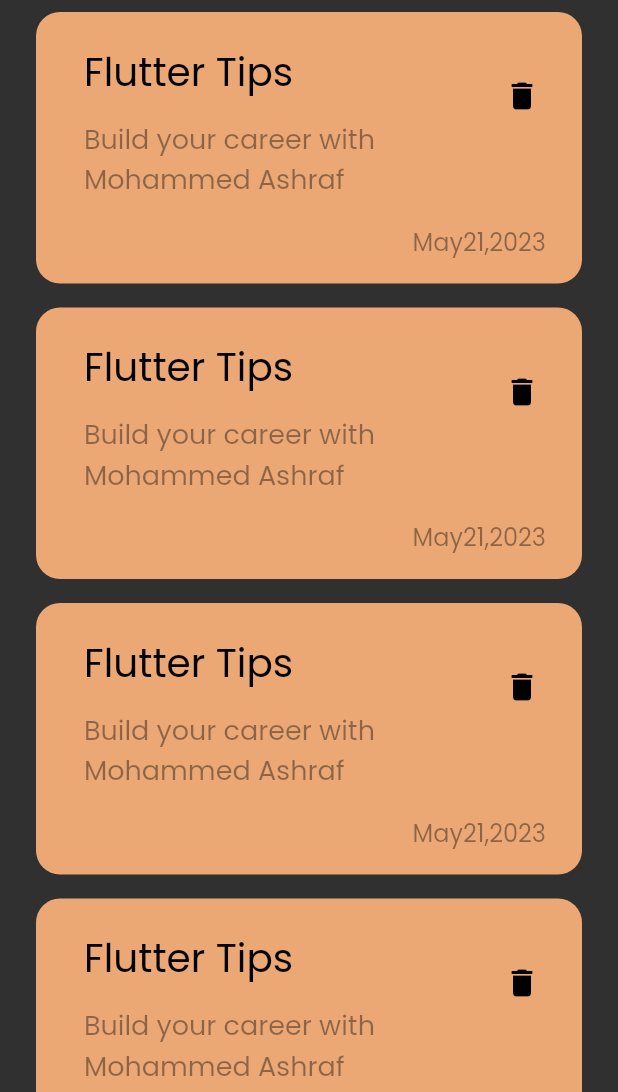
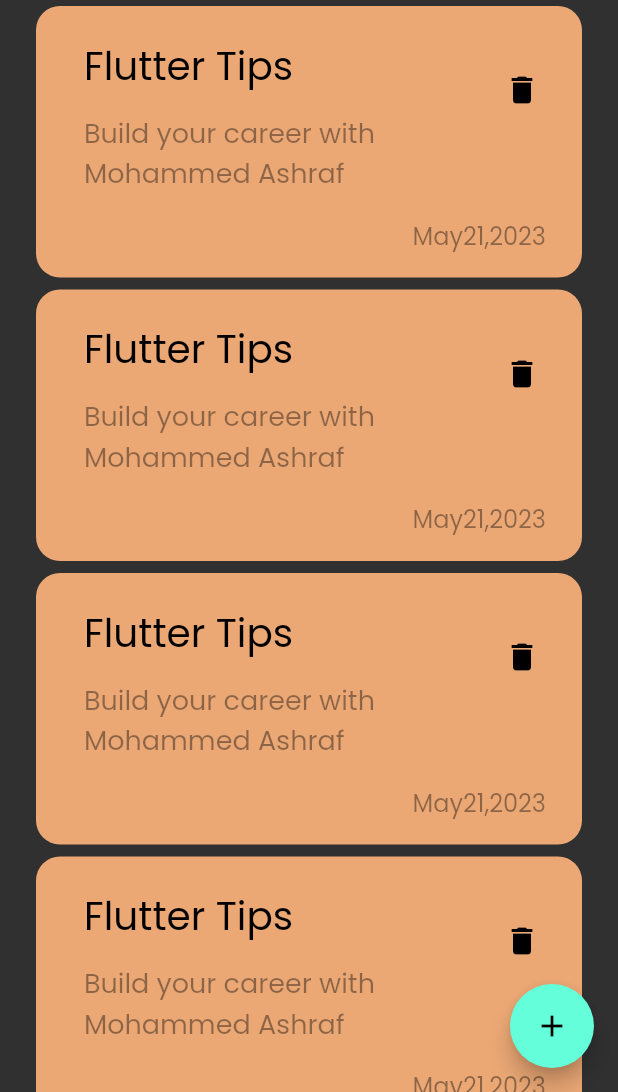
Before and after one commit to ENGMOHAMMADQQQ/notes_app, a Flutter app: the screen it shows after launch, on a phone screen of 412 x 824 dp, the part 144-1236 px from its top. Run offline on Flutter 3.47's test engine with Material 2 defaults, Android fonts, the phone set to English and light mode, and no system bars.

Commit message:
Add floating Action Button

```diff
--- a/lib/views/notes_view.dart
+++ b/lib/views/notes_view.dart
@@ -6,8 +6,9 @@ class NotesView extends StatelessWidget {
 
   @override
   Widget build(BuildContext context) {
-    return const Scaffold(
-      body: NotesViewBody(),
+    return  Scaffold(
+      floatingActionButton: FloatingActionButton(onPressed: (){} ,child:const Icon(Icons.add),),
+      body:const NotesViewBody(),
     );
   }
 }
--- a/lib/widgets/notes_listview.dart
+++ b/lib/widgets/notes_listview.dart
@@ -10,7 +10,7 @@ class NotesListView extends StatelessWidget {
       itemCount: 10,
       itemBuilder: (context, index) {
       return const Padding(
-          padding: EdgeInsets.symmetric(vertical: 8),
+          padding: EdgeInsets.symmetric(vertical: 4),
           child: NotesItems(),
         );
       },
--- a/lib/widgets/notes_view_body.dart
+++ b/lib/widgets/notes_view_body.dart
@@ -1,7 +1,8 @@
 import 'package:flutter/material.dart';
 import 'package:untitled3/widgets/custom_app_bar.dart';
 
-import 'custom_note_item.dart';
+
+import 'notes_listview.dart';
 
 class NotesViewBody extends StatelessWidget {
   const NotesViewBody({super.key});
@@ -22,20 +23,3 @@ class NotesViewBody extends StatelessWidget {
     );
   }
 }
-
-class NotesListView extends StatelessWidget {
-  const NotesListView({super.key});
-
-  @override
-  Widget build(BuildContext context) {
-    return ListView.builder(
-      itemCount: 10,
-      itemBuilder: (context, index) {
-      return const Padding(
-          padding: EdgeInsets.symmetric(vertical: 8),
-          child: NotesItems(),
-        );
-      },
-    );
-  }
-}
```
